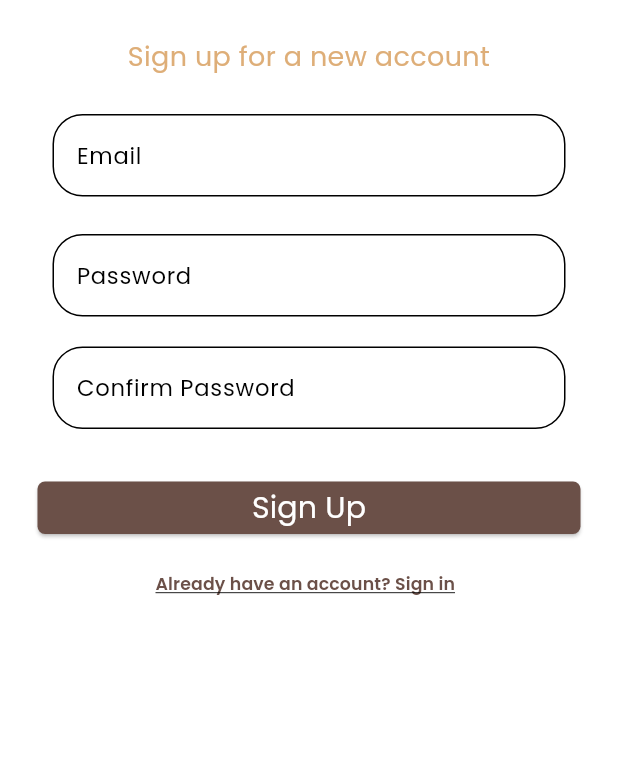
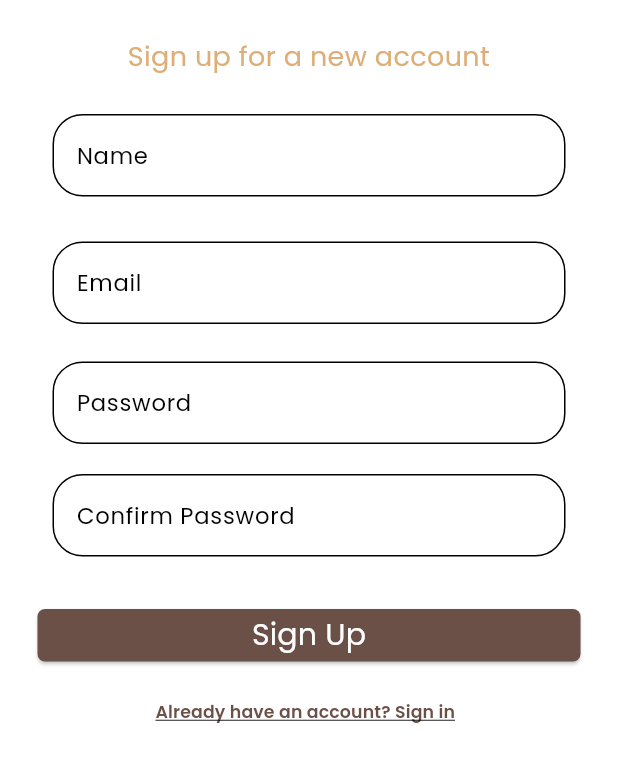
Before and after one commit to vioscake-group5/flutter_mobile, a Flutter app: the SignUpPage screen opened by its route, after a tap on "Sign Up", on a phone screen of 412 x 824 dp, the part 381-1163 px from its top. Run offline on Flutter 3.47's test engine with Material 3 defaults, Android fonts, the phone set to English and light mode, and no system bars; our stand-ins replace cached_network_image, connectivity_plus, flutter_svg, pin_code_fields; missing offline and left inert: dart:js; network calls fail.

Commit message:
fix register

```diff
--- a/lib/pages/register_page.dart
+++ b/lib/pages/register_page.dart
@@ -1,3 +1,5 @@
+import 'dart:convert';
+
 import 'package:flutter/material.dart';
 import 'package:vioscake_admin/pages/login_page.dart';
 import 'package:vioscake_admin/shared/shared.dart';
@@ -11,19 +13,28 @@ class SignUpPage extends StatelessWidget {
   Widget build(BuildContext context) {
 
     // text controller
+    TextEditingController txtName = TextEditingController();
     TextEditingController txtEmail = TextEditingController();
     TextEditingController txtPassword = TextEditingController();
     TextEditingController txtPasswordConfirm = TextEditingController();
 
-    // make login
-    Future<void> register(BuildContext context, String email, String password, String password_confirmation) async {
+    // make register
+    Future<void> register(BuildContext context, String name, String email, String password, String password_confirmation) async {
+      final url = Uri.parse('https://vioscake.my.id/api/register');
+      final headers = {
+        'Content-Type' : 'application/json',
+        'User' : 'Mobile'
+      };
+      final body = jsonEncode({
+        'name': name,
+        'email': email,
+        'password': password,
+        'password_confirmation': password_confirmation,
+      });
       final response = await http.post(
-        Uri.parse('http://192.168.1.5:8000/api/register'), // ganti make url API serah
-        body: {
-          'email': email,
-          'password': password,
-          'password_confirmation': password_confirmation,
-        },
+        url,
+        headers: headers,
+        body: body
       );
       if (response.statusCode == 201) {
         Navigator.push(
@@ -116,6 +127,22 @@ class SignUpPage extends StatelessWidget {
                       horizontal: 10.0,
                     ),
                     child: TextField(
+                      controller: txtName,
+                      decoration: InputDecoration(
+                        labelText: 'Name',
+                        border: OutlineInputBorder(
+                          borderRadius: BorderRadius.circular(20.0),
+                        ),
+                      ),
+                    ),
+                  ),
+                  SizedBox(height: 10),
+                  Container(
+                    padding: EdgeInsets.symmetric(
+                      vertical: 10.0,
+                      horizontal: 10.0,
+                    ),
+                    child: TextField(
                       controller: txtEmail,
                       decoration: InputDecoration(
                         labelText: 'Email',
@@ -168,7 +195,7 @@ class SignUpPage extends StatelessWidget {
                         //   context,
                         //   MaterialPageRoute(builder: (context) => LoginPage()),
                         // );
-                        register(context, txtEmail.text, txtPassword.text, txtPasswordConfirm.text);
+                        register(context, txtName.text, txtEmail.text, txtPassword.text, txtPasswordConfirm.text);
                       },
                       style: ButtonStyle(
                         backgroundColor: WidgetStateProperty.all<Color>(
```
